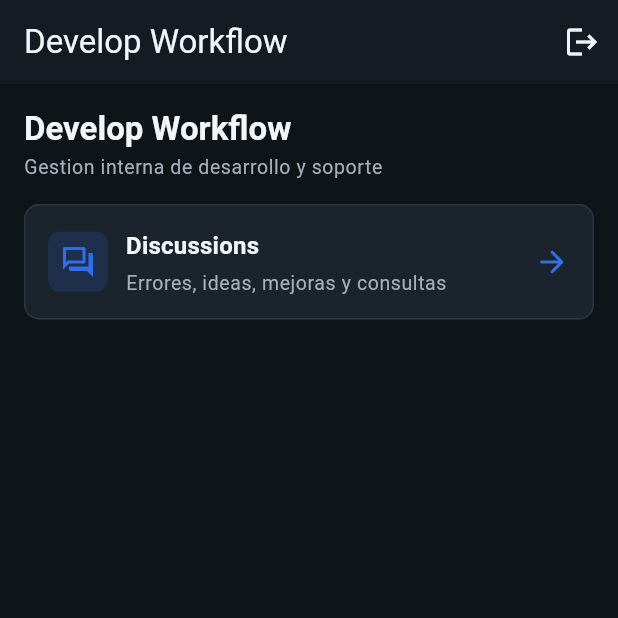
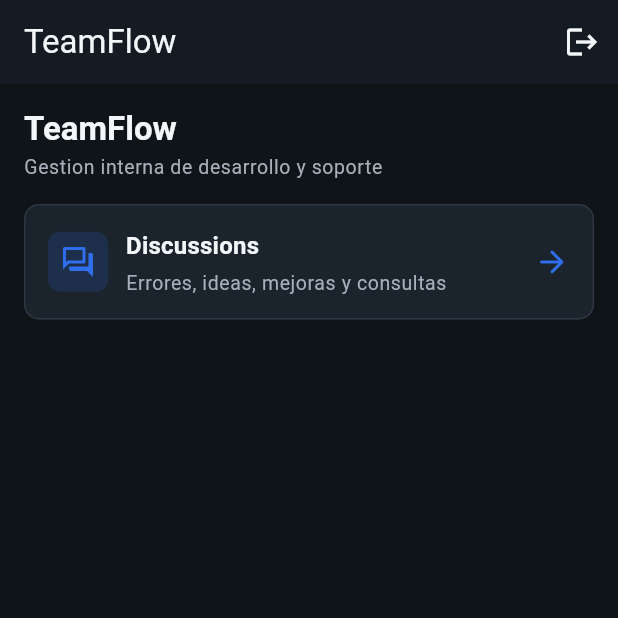
Before and after one commit to Tirano61/teamflow_frontend, a Flutter app: the IntegrationMenuPage screen opened directly, on a phone screen of 412 x 824 dp, the top half of it. Run offline on Flutter 3.47's test engine with Material 3 defaults, Android fonts, the phone set to English and light mode, and no system bars; our stand-ins replace cross_file, file_picker, firebase_core, firebase_messaging, flutter_bloc, get_it and 4 more; missing offline and left inert: dart:ui_web, receive_sharing_intent; accounts and stored records are empty.

Commit message:
Renombrando todo a teamflow

```diff
--- a/lib/core/constants/app_constants.dart
+++ b/lib/core/constants/app_constants.dart
@@ -1,5 +1,5 @@
 class AppConstants {
   const AppConstants._();
 
-  static const String appName = 'Develop Workflow';
+  static const String appName = 'TeamFlow';
 }
--- a/lib/core/router/app_router.dart
+++ b/lib/core/router/app_router.dart
@@ -180,7 +180,7 @@ class AppRouter {
         return MaterialPageRoute<void>(
           settings: settings,
           builder: (_) => const AppPlaceholderPage(
-            title: 'Develop Workflow',
+            title: 'TeamFlow',
             description: 'Ruta no encontrada en la configuracion de AppRouter.',
           ),
         );
--- a/lib/core/theme/app_colors.dart
+++ b/lib/core/theme/app_colors.dart
@@ -1,6 +1,6 @@
 import 'package:flutter/material.dart';
 
-/// Central color tokens for Develop Workflow.
+/// Central color tokens for TeamFlow.
 class AppColors {
   const AppColors._();
 
--- a/lib/core/widgets/integration_menu_page.dart
+++ b/lib/core/widgets/integration_menu_page.dart
@@ -17,7 +17,7 @@ class IntegrationMenuPage extends StatelessWidget {
 
     return Scaffold(
       appBar: AppBar(
-        title: const Text('Develop Workflow'),
+        title: const Text('TeamFlow'),
         actions: [
           IconButton(
             tooltip: 'Cerrar sesion',
@@ -38,7 +38,7 @@ class IntegrationMenuPage extends StatelessWidget {
               crossAxisAlignment: CrossAxisAlignment.start,
               children: [
                 Text(
-                  'Develop Workflow',
+                  'TeamFlow',
                   style: Theme.of(context).textTheme.displaySmall,
                 ),
                 const SizedBox(height: AppSpacing.xs),
--- a/lib/features/discussions/presentation/pages/discussions_page.dart
+++ b/lib/features/discussions/presentation/pages/discussions_page.dart
@@ -67,7 +67,7 @@ class _DiscussionsPageState extends State<DiscussionsPage> {
     final isDeveloper = _isDeveloper(context);
 
     return Scaffold(
-      appBar: AppBar(title: const Text('Develop Workflow')),
+      appBar: AppBar(title: const Text('TeamFlow')),
       floatingActionButton: _isCompactLayout(context)
           ? FloatingActionButton.extended(
               onPressed: _openDiscussionCreate,
--- a/lib/features/share_intent/presentation/pages/share_intent_compose_page.dart
+++ b/lib/features/share_intent/presentation/pages/share_intent_compose_page.dart
@@ -48,7 +48,7 @@ class _ShareIntentComposePageState extends State<ShareIntentComposePage> {
   @override
   Widget build(BuildContext context) {
     return Scaffold(
-      appBar: AppBar(title: const Text('Compartir en Develop Workflow')),
+      appBar: AppBar(title: const Text('Compartir en TeamFlow')),
       body: BlocConsumer<ShareIntentBloc, ShareIntentState>(
         listenWhen: (previous, current) =>
             previous.sendSuccessVersion != current.sendSuccessVersion,
--- a/lib/main.dart
+++ b/lib/main.dart
@@ -1,4 +1,4 @@
-import 'package:developer_workflow/firebase_options.dart';
+import 'package:teamflow/firebase_options.dart';
 import 'package:firebase_core/firebase_core.dart';
 import 'package:flutter/material.dart';
 
--- a/pubspec.yaml
+++ b/pubspec.yaml
@@ -1,5 +1,5 @@
-name: developer_workflow
-description: "A new Flutter project."
+name: teamflow
+description: "TeamFlow Flutter frontend."
 # The following line prevents the package from being accidentally published to
 # pub.dev using `flutter pub publish`. This is preferred for private packages.
 publish_to: "none" # Remove this line if you wish to publish to pub.dev
```
Also changed, not shown: 17 other files.
